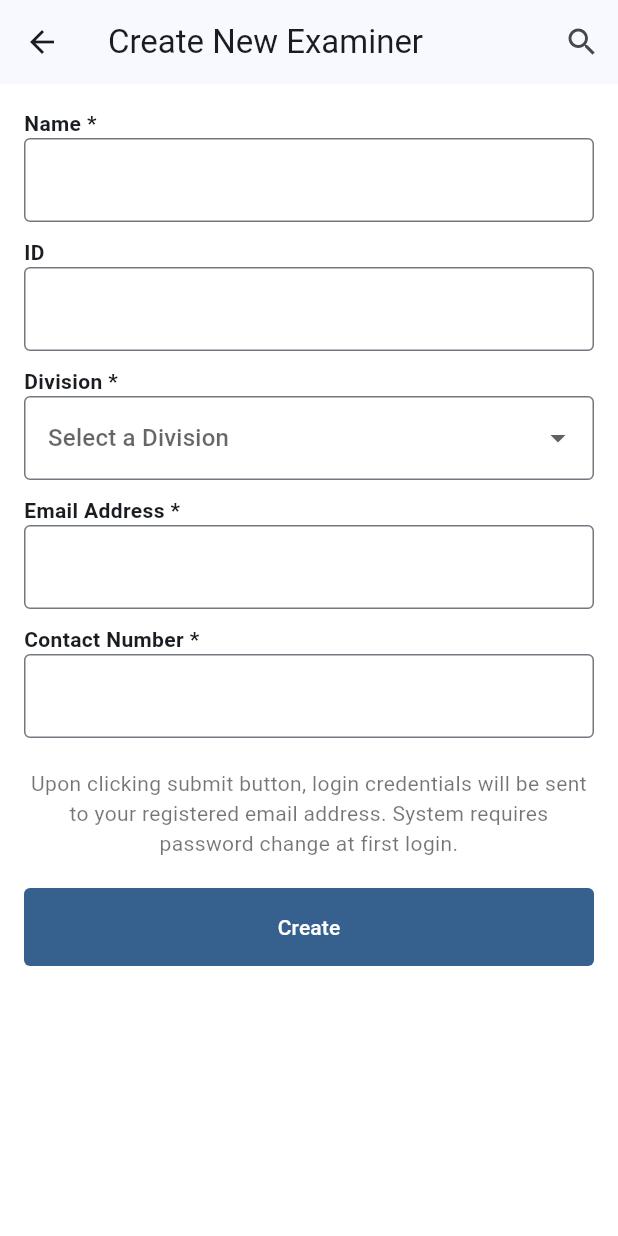
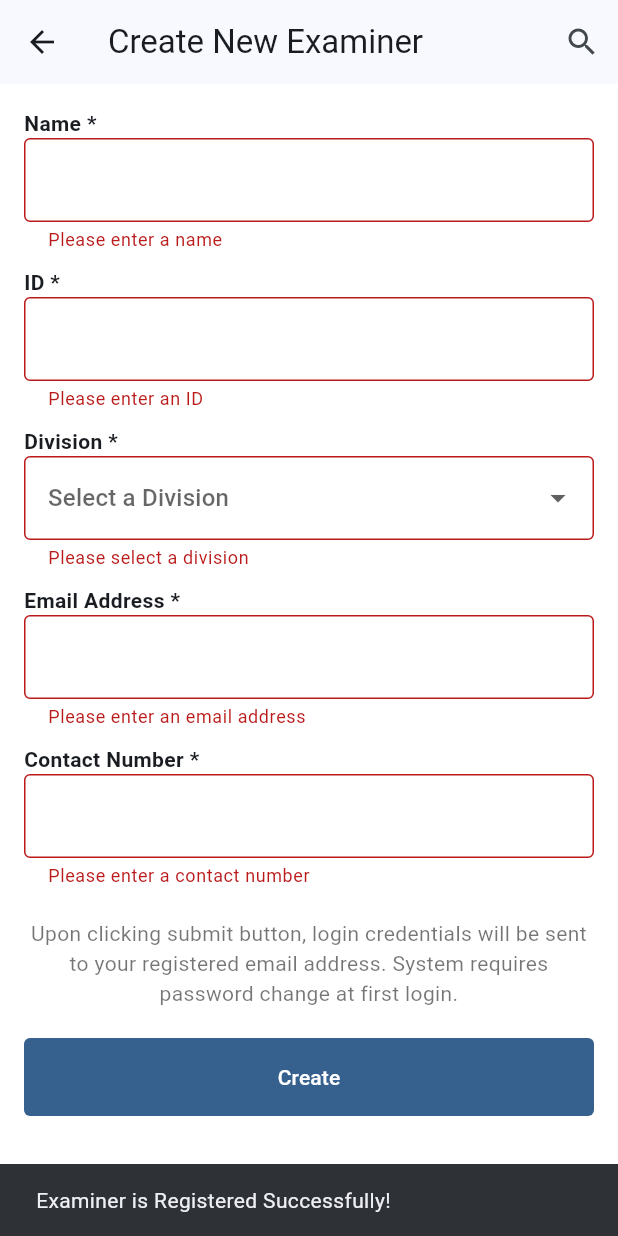
Before and after one commit to Chanuka-stack/examapp, a Flutter app: the ExaminerFormScreen screen opened directly, after a tap on "Create", on a phone screen of 412 x 824 dp. Run offline on Flutter 3.47's test engine with Material 3 defaults, Android fonts, the phone set to English and light mode, and no system bars; our stand-ins replace audioplayers, cloud_firestore, file_picker, firebase_auth, firebase_core, fluttertoast and 2 more; missing offline and left inert: dart:ffi, record; accounts and stored records are empty.

Commit message:
examiner added

```diff
--- a/lib/data/examiner.dart
+++ b/lib/data/examiner.dart
@@ -1,13 +1,17 @@
+import 'package:app1/data/user.dart';
 import 'package:cloud_firestore/cloud_firestore.dart';
 
 class Examiner {
-  Future<void> createExaminer(
-      String uid, String email, String name, String role) async {
+  Future<void> createExaminer(String uid, String email, String name,
+      String division, String examinerId, String contactNumber) async {
     await FirebaseFirestore.instance.collection('examiners').doc(uid).set({
       'email': email,
       'name': name,
-      'role': role, // "super_admin", "admin", or "user"
+      'examinerId': examinerId,
+      'division': division,
+      'contactNumber': contactNumber,
       'createdAt': FieldValue.serverTimestamp(),
+      'createdBy': await UserL().getCurrentUserName(),
     });
   }
 
--- a/lib/pages/create_examiner.dart
+++ b/lib/pages/create_examiner.dart
@@ -1,3 +1,7 @@
+import 'dart:math';
+
+import 'package:app1/data/examiner.dart';
+import 'package:app1/services/auth_services.dart';
 import 'package:flutter/material.dart';
 
 class ExaminerFormScreen extends StatefulWidget {
@@ -7,7 +11,12 @@ class ExaminerFormScreen extends StatefulWidget {
 
 class _ExaminerFormScreenState extends State<ExaminerFormScreen> {
   final TextEditingController _nameController = TextEditingController();
-  final TextEditingController _codeController = TextEditingController();
+  final TextEditingController _idController = TextEditingController();
+  final TextEditingController _emailController = TextEditingController();
+  final TextEditingController _contactController = TextEditingController();
+
+  final _formKey = GlobalKey<FormState>();
+  String? _selectedDivision;
 
   @override
   Widget build(BuildContext context) {
@@ -30,25 +39,43 @@ class _ExaminerFormScreenState extends State<ExaminerFormScreen> {
           ],
         ),
         backgroundColor: Colors.white,
-      body: Padding(
+        body: SafeArea(
+            child: SingleChildScrollView(
+          child: Padding(
             padding: const EdgeInsets.all(16.0),
+            child: Form(
+              key: _formKey,
               child: Column(
                 crossAxisAlignment: CrossAxisAlignment.start,
                 children: [
-            const Text("Name *", style: TextStyle(fontWeight: FontWeight.bold)),
+                  const Text("Name *",
+                      style: TextStyle(fontWeight: FontWeight.bold)),
                   TextFormField(
                     controller: _nameController,
                     decoration: InputDecoration(
                       border: OutlineInputBorder(),
                     ),
+                    validator: (value) {
+                      if (value == null || value.isEmpty) {
+                        return 'Please enter a name';
+                      }
+                      return null;
+                    },
                   ),
                   const SizedBox(height: 10),
-            const Text("ID ", style: TextStyle(fontWeight: FontWeight.bold)),
+                  const Text("ID *",
+                      style: TextStyle(fontWeight: FontWeight.bold)),
                   TextFormField(
-              controller: _codeController,
+                    controller: _idController,
                     decoration: InputDecoration(
                       border: OutlineInputBorder(),
                     ),
+                    validator: (value) {
+                      if (value == null || value.isEmpty) {
+                        return 'Please enter an ID';
+                      }
+                      return null;
+                    },
                   ),
                   const SizedBox(height: 10),
                   const Text("Division *",
@@ -58,9 +85,18 @@ class _ExaminerFormScreenState extends State<ExaminerFormScreen> {
                       border: OutlineInputBorder(),
                     ),
                     hint: const Text("Select a Division"),
+                    value: _selectedDivision,
+                    validator: (value) {
+                      if (value == null || value.isEmpty) {
+                        return 'Please select a division';
+                      }
+                      return null;
+                    },
                     onChanged: (value) {
                       if (value != null) {
-                  setState(() {});
+                        setState(() {
+                          _selectedDivision = value;
+                        });
                       }
                     },
                     items: ["Arts", "Science", "Medicine", "Management"]
@@ -71,19 +107,36 @@ class _ExaminerFormScreenState extends State<ExaminerFormScreen> {
                   const Text("Email Address *",
                       style: TextStyle(fontWeight: FontWeight.bold)),
                   TextFormField(
-              controller: _codeController,
+                    controller: _emailController,
                     decoration: InputDecoration(
                       border: OutlineInputBorder(),
                     ),
+                    validator: (value) {
+                      if (value == null || value.isEmpty) {
+                        return 'Please enter an email address';
+                      }
+                      // Basic email validation
+                      if (!RegExp(r'^[\w-\.]+@([\w-]+\.)+[\w-]{2,4}$')
+                          .hasMatch(value)) {
+                        return 'Please enter a valid email address';
+                      }
+                      return null;
+                    },
                   ),
                   const SizedBox(height: 10),
                   const Text("Contact Number *",
                       style: TextStyle(fontWeight: FontWeight.bold)),
                   TextFormField(
-              controller: _codeController,
+                    controller: _contactController,
                     decoration: InputDecoration(
                       border: OutlineInputBorder(),
                     ),
+                    validator: (value) {
+                      if (value == null || value.isEmpty) {
+                        return 'Please enter a contact number';
+                      }
+                      return null;
+                    },
                   ),
                   const SizedBox(height: 20),
                   Text(
@@ -96,8 +149,41 @@ class _ExaminerFormScreenState extends State<ExaminerFormScreen> {
                     child: SizedBox(
                       width: double.infinity, // Make the button take full width
                       child: FilledButton(
-                  onPressed: () {
+                        onPressed: () async {
+                          print('onPressed');
+                          // Validate form befor
+                          //e submission
+                          if (_formKey.currentState!.validate()) {
+                            String name = _nameController.text;
+                            String examinerId = _idController.text;
+                            String email = _emailController.text;
+                            String contactNumber = _contactController.text;
+                            String division =
+                                _selectedDivision ?? 'No Division';
                             // Handle form submission
+                            const String chars =
+                                'abcdefghijklmnopqrstuvwxyzABCDEFGHIJKLMNOPQRSTUVWXYZ0123456789!@#\$%^&*()';
+                            Random random = Random();
+                            String password = List.generate(
+                                8,
+                                (index) =>
+                                    chars[random.nextInt(chars.length)]).join();
+                            AuthService().signupExaminer(
+                                email: email,
+                                password: password,
+                                name: name,
+                                examinerId: examinerId,
+                                division: division,
+                                contactNumber: contactNumber,
+                                context: context);
+                          }
+                          ScaffoldMessenger.of(context).showSnackBar(
+                            const SnackBar(
+                                content: Text(
+                                    'Examiner is Registered Successfully!')),
+                          );
+                          await Future.delayed(const Duration(seconds: 2));
+                          Navigator.pop(context);
                         },
                         style: FilledButton.styleFrom(
                           padding: const EdgeInsets.symmetric(
@@ -114,6 +200,7 @@ class _ExaminerFormScreenState extends State<ExaminerFormScreen> {
                 ],
               ),
             ),
-    );
+          ),
+        )));
   }
 }
--- a/lib/services/auth_services.dart
+++ b/lib/services/auth_services.dart
@@ -1,5 +1,6 @@
 import 'dart:ffi';
 
+import 'package:app1/data/examiner.dart';
 import 'package:app1/pages/login.dart';
 import 'package:firebase_auth/firebase_auth.dart';
 import 'package:flutter/material.dart';
@@ -117,4 +118,61 @@ class AuthService {
       throw Exception("Failed to update password: $e");
     }
   }
+
+  Future<void> signupExaminer({
+    required String email,
+    required String password,
+    required String name,
+    required String examinerId,
+    required String division,
+    required String contactNumber,
+    required BuildContext context,
+  }) async {
+    try {
+      // Create user in Firebase Authentication
+      UserCredential userCredential = await FirebaseAuth.instance
+          .createUserWithEmailAndPassword(email: email, password: password);
+
+      // Get the UID of the created user
+      User? user = userCredential.user;
+      if (user == null) {
+        throw Exception("User creation failed. Please try again.");
+      }
+
+      String uid = user.uid; //  Get newly created user's UID
+      print("New Examiner UID: $uid");
+
+      // Create user document in Firestore under "users" collection
+      UserL userL = UserL();
+      await userL.createUser(
+          uid, email, name, 'examiner'); // Assuming role is 'examiner'
+
+      // Create examiner document in Firestore under "examiners" collection
+      Examiner examiner = Examiner();
+      await examiner.createExaminer(
+          uid, email, name, division, examinerId, contactNumber);
+
+      await Future.delayed(const Duration(seconds: 2));
+
+      //Navigator.pop(context);
+    } on FirebaseAuthException catch (e) {
+      String message = '';
+      if (e.code == 'weak-password') {
+        message = 'The password provided is too weak.';
+      } else if (e.code == 'email-already-in-use') {
+        message = 'An account already exists with that email.';
+      }
+      Fluttertoast.showToast(
+        msg: message,
+        toastLength: Toast.LENGTH_LONG,
+        gravity: ToastGravity.SNACKBAR,
+        backgroundColor: Colors.black54,
+        textColor: Colors.white,
+        fontSize: 14.0,
+      );
+      print(e);
+    } catch (e) {
+      print("Error: $e");
+    }
+  }
 }
```
Also changed, not shown: lib/data/user.dart (+18 -0 lines), 4 other files. Lines whose indentation alone changed are shown as unchanged.
